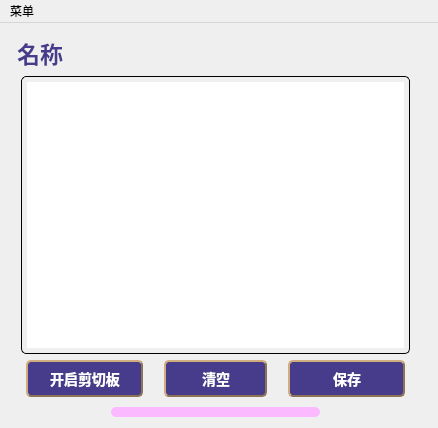
Qt form note/mainwindow.ui (ccy-git/note) before a commit.
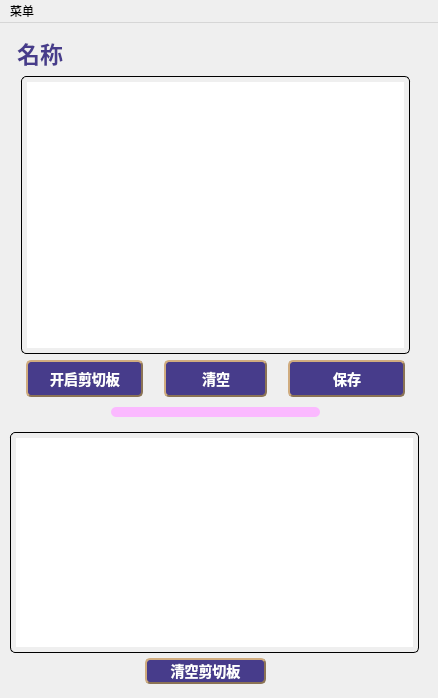
The same form after that commit.

Commit message: 新增一个额外的剪切板

Diff of the .ui file:
```diff
--- a/note/mainwindow.ui
+++ b/note/mainwindow.ui
@@ -7,7 +7,7 @@
     <x>0</x>
     <y>0</y>
     <width>438</width>
-    <height>428</height>
+    <height>698</height>
    </rect>
   </property>
   <property name="windowTitle">
@@ -234,6 +234,79 @@
      </item>
     </layout>
    </widget>
+   <widget class="QTextBrowser" name="clipBoard_text">
+    <property name="geometry">
+     <rect>
+      <x>0</x>
+      <y>409</y>
+      <width>429</width>
+      <height>221</height>
+     </rect>
+    </property>
+    <property name="styleSheet">
+     <string notr="true">QTextEdit{
+	font: 12pt &quot;楷体&quot;;
+	width:80%;
+	margin-left:10%;
+ 	border: 1px solid;
+	border-radius:5px;
+	margin-right:10%;
+ 	padding: 5px
+}
+
+QScrollBar:vertical {
+	width: 8px;         
+	background: #f0f0f0;
+	border:none;
+}
+QScrollBar::handle:vertical {
+	min-height: 20px;
+ 	background: #808080;
+}
+QScrollBar::add-line:vertical, QScrollBar::sub-line:vertical {
+    height: 0px;               // 隐藏上下控制按钮
+}</string>
+    </property>
+   </widget>
+   <widget class="QPushButton" name="pushButton">
+    <property name="geometry">
+     <rect>
+      <x>130</x>
+      <y>630</y>
+      <width>151</width>
+      <height>31</height>
+     </rect>
+    </property>
+    <property name="styleSheet">
+     <string notr="true">
+QPushButton {
+background-color: rgb(0, 150, 0);
+color: rgb(255, 255, 255);
+margin-left:15px;
+margin-right:15px;
+margin-top:5px;
+color: white;                    /* 文字颜色 */
+background-color: #473C8B;       /* 背景色 */
+border-style: outset;            /* 边框风格 */
+border-width: 2px;               /* 边框宽度 */
+border-radius: 5px;              /* 边框圆角 */
+border-color: #8B7355;           /* 边框颜色 */
+font: bold 14px;                 /* 字体 */
+min-width: 2em;                  /* 控件最小宽度 */
+min-height: 2px;                 /* 控件最小高度 */
+font-family: 华文新魏;            /* 字库 */
+}
+QPushButton:pressed {
+background-color: #473CAB;
+}
+QPushButton:hover{
+background-color: #473CAB;
+}</string>
+    </property>
+    <property name="text">
+     <string>清空剪切板</string>
+    </property>
+   </widget>
   </widget>
   <widget class="QMenuBar" name="menuBar">
    <property name="geometry">
```
The commit also changes 3 other files.
